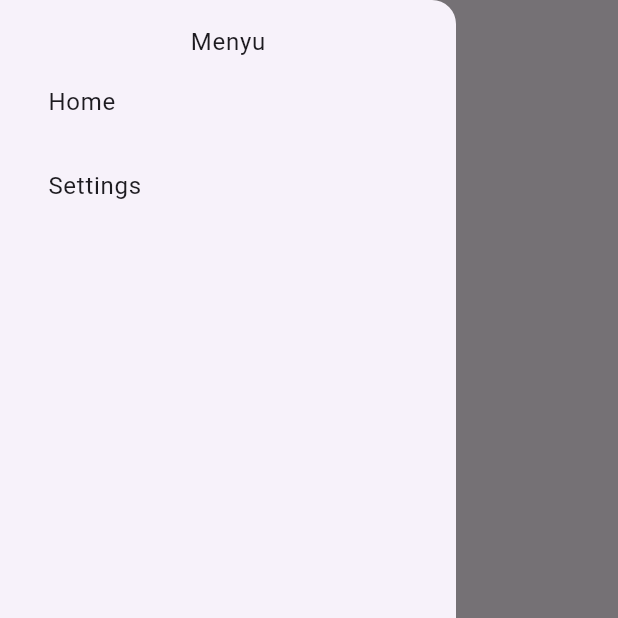
After one commit to msx-git/flutter_day_25, a Flutter app: the screen it shows after launch, with the side drawer open, on a phone screen of 412 x 824 dp, the top half of it. The commit adds this screen. Run offline on Flutter 3.47's test engine with Material 3 defaults, Android fonts, the phone set to English and light mode, and no system bars.

```diff
--- /dev/null
+++ b/lib/classwork/views/widgets/app_drawer.dart
@@ -0,0 +1,38 @@
+import 'package:flutter/cupertino.dart';
+import 'package:flutter/material.dart';
+
+import '../screens/home/home_screen.dart';
+import '../screens/settings/settings_screen.dart';
+
+class AppDrawer extends StatelessWidget {
+  const AppDrawer({super.key});
+
+  @override
+  Widget build(BuildContext context) {
+    return Drawer(
+      child: DrawerHeader(
+        child: Column(
+          children: [
+            const Text('Menyu'),
+            ListTile(
+              onTap: () => Navigator.of(context).pushReplacement(
+                CupertinoPageRoute(
+                  builder: (context) => const HomeScreen(),
+                ),
+              ),
+              title: const Text('Home'),
+            ),
+            ListTile(
+              onTap: () => Navigator.of(context).pushReplacement(
+                CupertinoPageRoute(
+                  builder: (context) => const SettingsScreen(),
+                ),
+              ),
+              title: const Text('Settings'),
+            )
+          ],
+        ),
+      ),
+    );
+  }
+}
```
Also changed, not shown: lib/classwork/views/screens/home/home_screen.dart (+2 -27 lines), lib/classwork/views/screens/settings/settings_screen.dart (+2 -28 lines).
